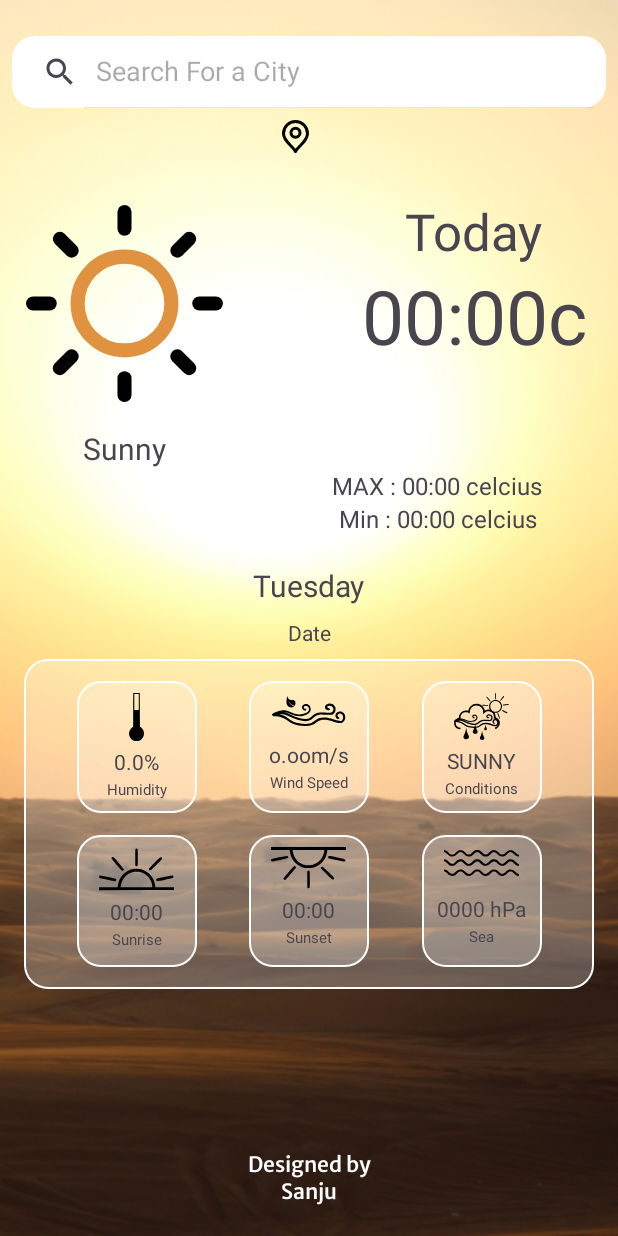
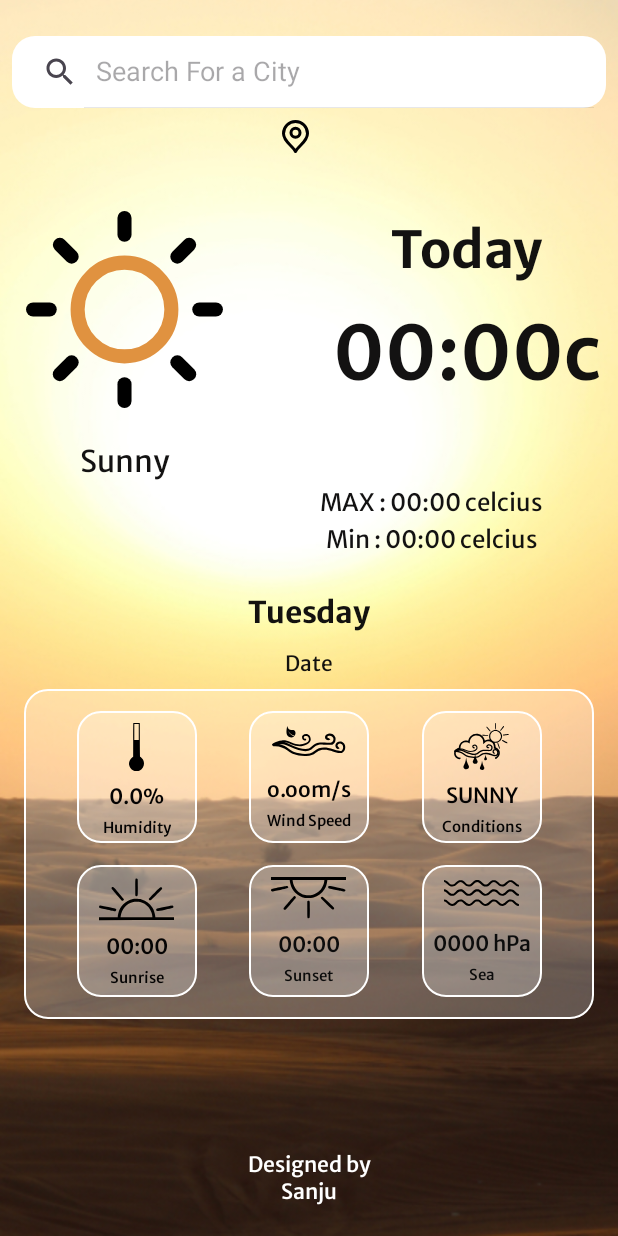
Before and after one commit to gitSanjoo/Weather_Application, an Android app: the screen it shows after launch (MainActivity), on a phone screen of 412 x 824 dp. Run offline under Robolectric (Android 15) with nearby library versions, the phone set to English and light mode, and no system bars.

```diff
--- a/app/build.gradle.kts
+++ b/app/build.gradle.kts
@@ -44,6 +44,10 @@ dependencies {
     testImplementation("junit:junit:4.13.2")
     androidTestImplementation("androidx.test.ext:junit:1.1.5")
     androidTestImplementation("androidx.test.espresso:espresso-core:3.5.1")
+    //lottie
     implementation ("com.airbnb.android:lottie:6.1.0")
+    //gson and converter and retrofit
+    implementation ("com.squareup.retrofit2:converter-gson:2.9.0")
+    implementation ("com.squareup.retrofit2:retrofit2:2.9.0")
 
 }
--- /dev/null
+++ b/app/src/main/java/com/sanjoo/weatherapplication/ApiInterface.kt
@@ -0,0 +1,14 @@
+package com.sanjoo.weatherapplication
+
+import retrofit2.Call
+import retrofit2.http.GET
+import retrofit2.http.Query
+
+interface ApiInterface {
+    @GET("weather")
+    fun getWeatherData(
+        @Query("q") city:String,
+        @Query("appid") appid:String,
+        @Query("units") units:String
+    ):Call<WeatherApp>
+}
--- /dev/null
+++ b/app/src/main/java/com/sanjoo/weatherapplication/Clouds.kt
@@ -0,0 +1,5 @@
+package com.sanjoo.weatherapplication
+
+data class Clouds(
+    val all: Int
+)
--- /dev/null
+++ b/app/src/main/java/com/sanjoo/weatherapplication/Coord.kt
@@ -0,0 +1,6 @@
+package com.sanjoo.weatherapplication
+
+data class Coord(
+    val lat: Double,
+    val lon: Double
+)
--- a/app/src/main/java/com/sanjoo/weatherapplication/MainActivity.kt
+++ b/app/src/main/java/com/sanjoo/weatherapplication/MainActivity.kt
@@ -2,10 +2,42 @@ package com.sanjoo.weatherapplication
 
 import androidx.appcompat.app.AppCompatActivity
 import android.os.Bundle
+import retrofit2.Call
+import retrofit2.Callback
+import retrofit2.Response
+import retrofit2.Retrofit
+import retrofit2.converter.gson.GsonConverterFactory
+import retrofit2.create
 
 class MainActivity : AppCompatActivity() {
+
+    //07273196e2ae4640c76e37f7b5c9c906
+
     override fun onCreate(savedInstanceState: Bundle?) {
         super.onCreate(savedInstanceState)
         setContentView(R.layout.activity_main)
+
+        fetchWeatherData()
+    }
+
+    private fun fetchWeatherData() {
+        val retrofit=Retrofit.Builder()
+            .addConverterFactory(GsonConverterFactory.create())
+            .baseUrl("https://api.openweathermap.org/data/2.5/")
+            .build().create(ApiInterface::class.java)
+        val response=retrofit.getWeatherData("jaipur","07273196e2ae4640c76e37f7b5c9c906","metric")
+        response.enqueue(object :Callback<WeatherApp>{
+            override fun onResponse(call: Call<WeatherApp>, response: Response<WeatherApp>) {
+                val responseBody=response.body()
+                if(response.isSuccessful && responseBody!=null){
+                    val temprature=responseBody.main.temp.toString()
+                }
+            }
+
+            override fun onFailure(call: Call<WeatherApp>, t: Throwable) {
+                TODO("Not yet implemented")
+            }
+
+        })
     }
 }
--- /dev/null
+++ b/app/src/main/java/com/sanjoo/weatherapplication/Wind.kt
@@ -0,0 +1,6 @@
+package com.sanjoo.weatherapplication
+
+data class Wind(
+    val deg: Int,
+    val speed: Double
+)
--- a/app/src/main/res/layout/activity_main.xml
+++ b/app/src/main/res/layout/activity_main.xml
@@ -26,6 +26,8 @@
         android:layout_width="wrap_content"
         android:layout_height="wrap_content"
         android:layout_marginTop="8dp"
+        android:fontFamily="@font/merriweathersans_medium"
+        android:textColor="#040303"
         android:textSize="20sp"
         app:layout_constraintEnd_toEndOf="@+id/serachView"
         app:layout_constraintStart_toStartOf="@+id/serachView"
@@ -45,7 +47,9 @@
         android:layout_height="wrap_content"
         android:layout_marginTop="24dp"
         android:layout_marginEnd="50dp"
+        android:fontFamily="@font/merriweathersans_bold"
         android:text="Today"
+        android:textColor="#F70B0A0A"
         android:textSize="34sp"
         app:layout_constraintEnd_toEndOf="parent"
         app:layout_constraintTop_toBottomOf="@+id/cityName" />
@@ -65,7 +69,9 @@
         android:id="@+id/temprature"
         android:layout_width="wrap_content"
         android:layout_height="wrap_content"
+        android:fontFamily="@font/merriweathersans_semibold"
         android:text="00:00c"
+        android:textColor="#F70B0A0A"
         android:textSize="50sp"
         app:layout_constraintEnd_toEndOf="@+id/tvcelcius"
         app:layout_constraintStart_toStartOf="@+id/tvcelcius"
@@ -76,7 +82,9 @@
         android:layout_width="wrap_content"
         android:layout_height="wrap_content"
         android:layout_marginTop="8dp"
+        android:fontFamily="@font/merriweathersans_regular"
         android:text="Sunny"
+        android:textColor="#F70B0A0A"
         android:textSize="20sp"
         app:layout_constraintEnd_toEndOf="@+id/ivSunny"
         app:layout_constraintStart_toStartOf="@+id/ivSunny"
@@ -87,8 +95,10 @@
         android:layout_width="wrap_content"
         android:layout_height="wrap_content"
         android:layout_marginEnd="50dp"
+        android:fontFamily="@font/merriweathersans_regular"
+        android:text="MAX : 00:00 celcius"
+        android:textColor="#F70B0A0A"
         android:textSize="16sp"
-        android:text="MAX : 00:00 celcius"
         app:layout_constraintEnd_toEndOf="parent"
         app:layout_constraintTop_toBottomOf="@+id/tvWeather" />
 
@@ -96,8 +106,10 @@
         android:id="@+id/tvMin"
         android:layout_width="wrap_content"
         android:layout_height="wrap_content"
+        android:fontFamily="@font/merriweathersans_regular"
+        android:text="Min : 00:00 celcius"
+        android:textColor="#F70B0A0A"
         android:textSize="16sp"
-        android:text="Min : 00:00 celcius"
         app:layout_constraintEnd_toEndOf="@+id/tvMax"
         app:layout_constraintStart_toStartOf="@+id/tvMax"
         app:layout_constraintTop_toBottomOf="@+id/tvMax" />
@@ -107,7 +119,9 @@
         android:layout_width="wrap_content"
         android:layout_height="wrap_content"
         android:layout_marginTop="20dp"
+        android:fontFamily="@font/merriweathersans_bold"
         android:text="Tuesday"
+        android:textColor="#F70B0A0A"
         android:textSize="20sp"
         app:layout_constraintEnd_toEndOf="parent"
         app:layout_constraintStart_toStartOf="parent"
@@ -118,7 +132,9 @@
         android:layout_width="wrap_content"
         android:layout_height="wrap_content"
         android:layout_marginTop="8dp"
+        android:fontFamily="@font/merriweathersans_regular"
         android:text="Date"
+        android:textColor="#F70B0A0A"
         app:layout_constraintEnd_toEndOf="parent"
         app:layout_constraintStart_toStartOf="parent"
         app:layout_constraintTop_toBottomOf="@+id/tvDay" />
@@ -158,7 +174,9 @@
                 android:layout_height="wrap_content"
                 android:layout_gravity="center"
                 android:layout_marginTop="4dp"
+                android:fontFamily="@font/merriweathersans_medium"
                 android:text="0.0%"
+                android:textColor="#040303"
                 app:layout_constraintStart_toStartOf="parent" />
 
             <TextView
@@ -166,7 +184,9 @@
                 android:layout_height="wrap_content"
                 android:layout_gravity="center"
                 android:layout_marginTop="2dp"
+                android:fontFamily="@font/merriweathersans_medium"
                 android:text="Humidity"
+                android:textColor="#040303"
                 android:textSize="10sp"
                 app:layout_constraintStart_toStartOf="parent" />
 
@@ -196,7 +216,9 @@
          android:layout_height="wrap_content"
          android:layout_gravity="center"
          android:layout_marginTop="4dp"
+         android:fontFamily="@font/merriweathersans_medium"
          android:text="o.oom/s"
+         android:textColor="#040303"
          app:layout_constraintStart_toStartOf="parent" />
 
      <TextView
@@ -204,7 +226,9 @@
          android:layout_height="wrap_content"
          android:layout_gravity="center"
          android:layout_marginTop="2dp"
+         android:fontFamily="@font/merriweathersans_medium"
          android:text="Wind Speed"
+         android:textColor="#040303"
          android:textSize="10sp"
          app:layout_constraintStart_toStartOf="parent" />
 
@@ -233,8 +257,10 @@
          android:layout_height="wrap_content"
          android:layout_gravity="center"
          android:layout_marginTop="4dp"
+         android:fontFamily="@font/merriweathersans_medium"
          android:text="sunny"
          android:textAllCaps="true"
+         android:textColor="#040303"
          app:layout_constraintStart_toStartOf="parent" />
 
      <TextView
@@ -242,7 +268,9 @@
          android:layout_height="wrap_content"
          android:layout_gravity="center"
          android:layout_marginTop="2dp"
+         android:fontFamily="@font/merriweathersans_medium"
          android:text="Conditions"
+         android:textColor="#040303"
          android:textSize="10sp"
          app:layout_constraintStart_toStartOf="parent" />
 
@@ -271,7 +299,9 @@
          android:layout_height="wrap_content"
          android:layout_gravity="center"
          android:layout_marginTop="4dp"
+         android:fontFamily="@font/merriweathersans_medium"
          android:text="00:00"
+         android:textColor="#040303"
          app:layout_constraintStart_toStartOf="parent" />
 
      <TextView
@@ -279,7 +309,9 @@
          android:layout_height="wrap_content"
          android:layout_gravity="center"
          android:layout_marginTop="2dp"
+         android:fontFamily="@font/merriweathersans_medium"
          android:text="Sunrise"
+         android:textColor="#040303"
          android:textSize="10sp"
          app:layout_constraintStart_toStartOf="parent" />
 
@@ -308,7 +340,9 @@
          android:layout_height="wrap_content"
          android:layout_gravity="center"
          android:layout_marginTop="4dp"
+         android:fontFamily="@font/merriweathersans_medium"
          android:text="00:00"
+         android:textColor="#0C0C0C"
          app:layout_constraintStart_toStartOf="parent" />
 
      <TextView
@@ -316,7 +350,9 @@
          android:layout_height="wrap_content"
          android:layout_gravity="center"
          android:layout_marginTop="2dp"
+         android:fontFamily="@font/merriweathersans_medium"
          android:text="Sunset"
+         android:textColor="#0C0C0C"
          android:textSize="10sp"
          app:layout_constraintStart_toStartOf="parent" />
 
@@ -346,7 +382,9 @@
          android:layout_height="wrap_content"
          android:layout_gravity="center"
          android:layout_marginTop="4dp"
+         android:fontFamily="@font/merriweathersans_medium"
          android:text="0000 hPa"
+         android:textColor="#0C0C0C"
          app:layout_constraintStart_toStartOf="parent" />
 
      <TextView
@@ -354,7 +392,9 @@
          android:layout_height="wrap_content"
          android:layout_gravity="center"
          android:layout_marginTop="2dp"
+         android:fontFamily="@font/merriweathersans_medium"
          android:text="Sea"
+         android:textColor="#0C0C0C"
          android:textSize="10sp"
          app:layout_constraintStart_toStartOf="parent" />
 
```
Also changed, not shown: app/src/main/java/com/sanjoo/weatherapplication/Main.kt (added, +10 -0 lines), app/src/main/java/com/sanjoo/weatherapplication/Sys.kt (added, +9 -0 lines), app/src/main/java/com/sanjoo/weatherapplication/Weather.kt (added, +8 -0 lines), app/src/main/java/com/sanjoo/weatherapplication/WeatherApp.kt (added, +17 -0 lines). Lines whose indentation alone changed are shown as unchanged.
